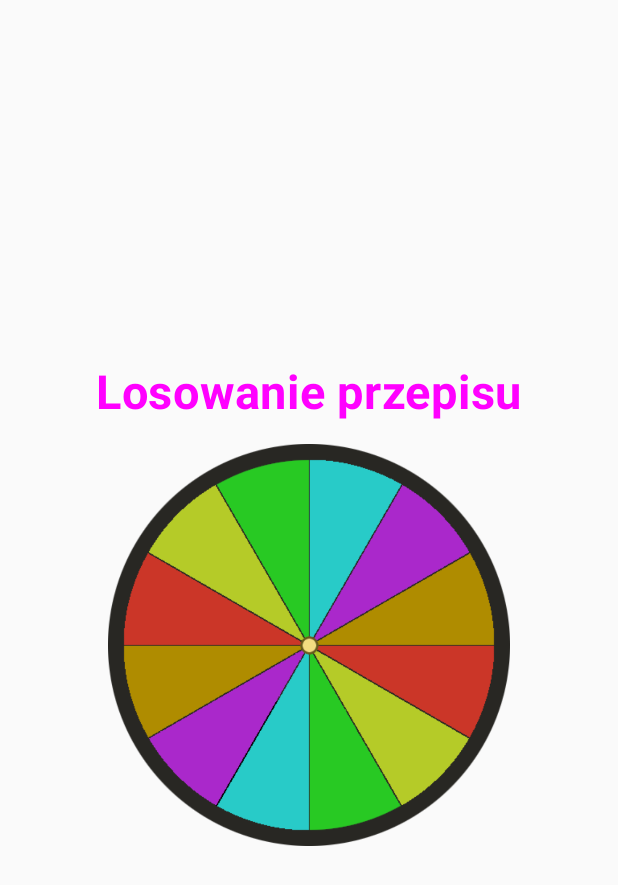
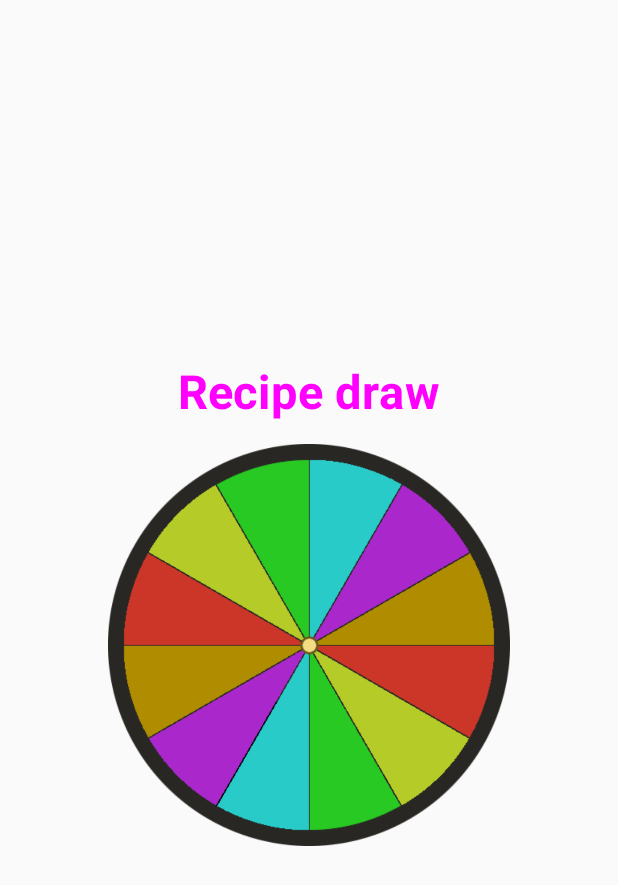
Before and after one commit to mateuszhorczak/SM-CulinaryDroid, an Android app built with Jetpack Compose: the WheelScreen screen opened through its navigation route, on a phone screen of 412 x 824 dp. Shown: the top 885 px of the screen. Run offline under Robolectric (Android 15) with nearby library versions, the phone set to English and light mode, and no system bars.

Commit message:
last fixes

```diff
--- a/app/src/main/java/wi/pb/culinarydroid/ApiClient.kt
+++ b/app/src/main/java/wi/pb/culinarydroid/ApiClient.kt
@@ -48,13 +48,10 @@ class ApiClient {
                 ignoreUnknownKeys = true
                 coerceInputValues = true
             }
-            Log.d("ApiClient", "Deserializacja JSON: $jsonString")
+            Log.d("ApiClient", "Deserialization JSON: $jsonString")
             val recipeWrapper = json.decodeFromString<RecipeWrapper>(jsonString)
-            Log.d("ApiClient", "RecipeWrapper: $recipeWrapper")
             val recipe = recipeWrapper.recipes?.firstOrNull()
             Log.d("ApiClient", "Recipe: $recipe")
-
-//            val recipeWrapper = json.decodeFromString<RecipeWrapper>(jsonString)
             recipeWrapper.recipes?.firstOrNull()
         } catch (e: Exception) {
             Log.e("ApiClient", "Error parsing JSON: $jsonString", e)
--- a/app/src/main/java/wi/pb/culinarydroid/MainScreen.kt
+++ b/app/src/main/java/wi/pb/culinarydroid/MainScreen.kt
@@ -1,9 +1,6 @@
 package wi.pb.culinarydroid
 
 import android.util.Log
-import androidx.compose.animation.core.FastOutSlowInEasing
-import androidx.compose.animation.core.animateFloatAsState
-import androidx.compose.animation.core.tween
 import androidx.compose.foundation.layout.Column
 import androidx.compose.foundation.layout.Spacer
 import androidx.compose.foundation.layout.fillMaxSize
@@ -38,18 +35,6 @@ fun MainScreen(onSearch: (SearchParameters) -> Unit, onNavigateToWheelScreen: ()
     var excludeTags by remember { mutableStateOf("") }
 
     val keyboardController = LocalSoftwareKeyboardController.current
-
-    var isWheelSpinning by remember { mutableStateOf(false) }
-    var selectedOption by remember { mutableStateOf<String?>(null) }
-
-    // Animacja obrotu koła
-    val rotationAngle by animateFloatAsState(
-        targetValue = if (isWheelSpinning) 360f else 0f,
-        tween(
-            durationMillis = 1500,
-            easing = FastOutSlowInEasing
-        ), label = "Rotation angleeeee"
-    )
 
     Column(
         modifier = Modifier
@@ -92,7 +77,7 @@ fun MainScreen(onSearch: (SearchParameters) -> Unit, onNavigateToWheelScreen: ()
                 .padding(bottom = 8.dp)
         )
 
-        // Przycisk do rozpoczęcia wyszukiwania
+        // Button to start searching
         Button(
             onClick = {
                 Log.d(
@@ -111,7 +96,7 @@ fun MainScreen(onSearch: (SearchParameters) -> Unit, onNavigateToWheelScreen: ()
         }
 
 
-        // Przycisk do Losowania
+        // Fortune wheel draw button
         Button(
             onClick = onNavigateToWheelScreen,
             modifier = Modifier
--- a/app/src/main/java/wi/pb/culinarydroid/Recipe.kt
+++ b/app/src/main/java/wi/pb/culinarydroid/Recipe.kt
@@ -18,7 +18,7 @@ class Recipe(
     val servings: Int,
     val readyInMinutes: Int,
     val healthScore: Double,
-    )
+)
 
 @Serializable
 class ExtendedIngredient(
--- a/app/src/main/java/wi/pb/culinarydroid/ShakeDetector.kt
+++ b/app/src/main/java/wi/pb/culinarydroid/ShakeDetector.kt
@@ -16,7 +16,7 @@ class ShakeDetector(private val context: Context, private val onShake: () -> Uni
 
     private var lastUpdate: Long = 0
 
-    private val shakeThreshold = 800 // Wartość prógu potrząsania, można dostosować
+    private val shakeThreshold = 800 // Shaking threshold value
 
     init {
         val sensorManager = context.getSystemService(Context.SENSOR_SERVICE) as SensorManager
@@ -25,7 +25,7 @@ class ShakeDetector(private val context: Context, private val onShake: () -> Uni
     }
 
     override fun onAccuracyChanged(sensor: Sensor?, accuracy: Int) {
-        // Niepotrzebne w tym przypadku
+        // Not necessary in this case
     }
 
     override fun onSensorChanged(event: SensorEvent) {
--- a/app/src/main/java/wi/pb/culinarydroid/WheelScreen.kt
+++ b/app/src/main/java/wi/pb/culinarydroid/WheelScreen.kt
@@ -1,6 +1,5 @@
 package wi.pb.culinarydroid
 
-import android.util.Log
 import androidx.compose.foundation.Image
 import androidx.compose.foundation.layout.Arrangement
 import androidx.compose.foundation.layout.Column
@@ -33,7 +32,11 @@ import kotlinx.coroutines.launch
 
 @OptIn(DelicateCoroutinesApi::class)
 @Composable
-fun WheelScreen(viewModel: MainViewModel, onBack: () -> Unit, onNavigateToRecipeScreen: (Recipe?) -> Unit) {
+fun WheelScreen(
+    viewModel: MainViewModel,
+    onBack: () -> Unit,
+    onNavigateToRecipeScreen: (Recipe?) -> Unit
+) {
     var rotationState by remember { mutableFloatStateOf(0f) }
     var rotation by remember { mutableFloatStateOf(0f) }
 
@@ -49,14 +52,13 @@ fun WheelScreen(viewModel: MainViewModel, onBack: () -> Unit, onNavigateToRecipe
                 elapsedTime += 16
             }
 
-            // Po 3 sekundach pobierz przepis
+            // After 3 seconds, get the recipe from API
             val recipe = viewModel.getRandomRecipe("", "")
-            Log.e("WheelScreen", "Nazwa przepisu: ${recipe?.title}")
 
-            // Zaktualizuj stan przepisu w viewModel
+            // Update recipe status in viewModel
             viewModel.updateRecipe(recipe)
 
-            // Otwórz ekran RecipeScreen
+            // Open the RecipeScreen
             onNavigateToRecipeScreen(recipe)
         }
     }
@@ -75,7 +77,7 @@ fun WheelScreen(viewModel: MainViewModel, onBack: () -> Unit, onNavigateToRecipe
         verticalArrangement = Arrangement.Center
     ) {
         Text(
-            text = "Losowanie przepisu",
+            text = "Recipe draw",
             fontSize = 31.sp,
             fontWeight = FontWeight.Bold,
             color = Color.Magenta
```
Also changed, not shown: app/src/main/java/wi/pb/culinarydroid/MainActivity.kt (+11 -5 lines), app/src/main/java/wi/pb/culinarydroid/RecipeScreen.kt (+14 -22 lines), app/src/main/java/wi/pb/culinarydroid/ViewModel.kt (+10 -2 lines).
